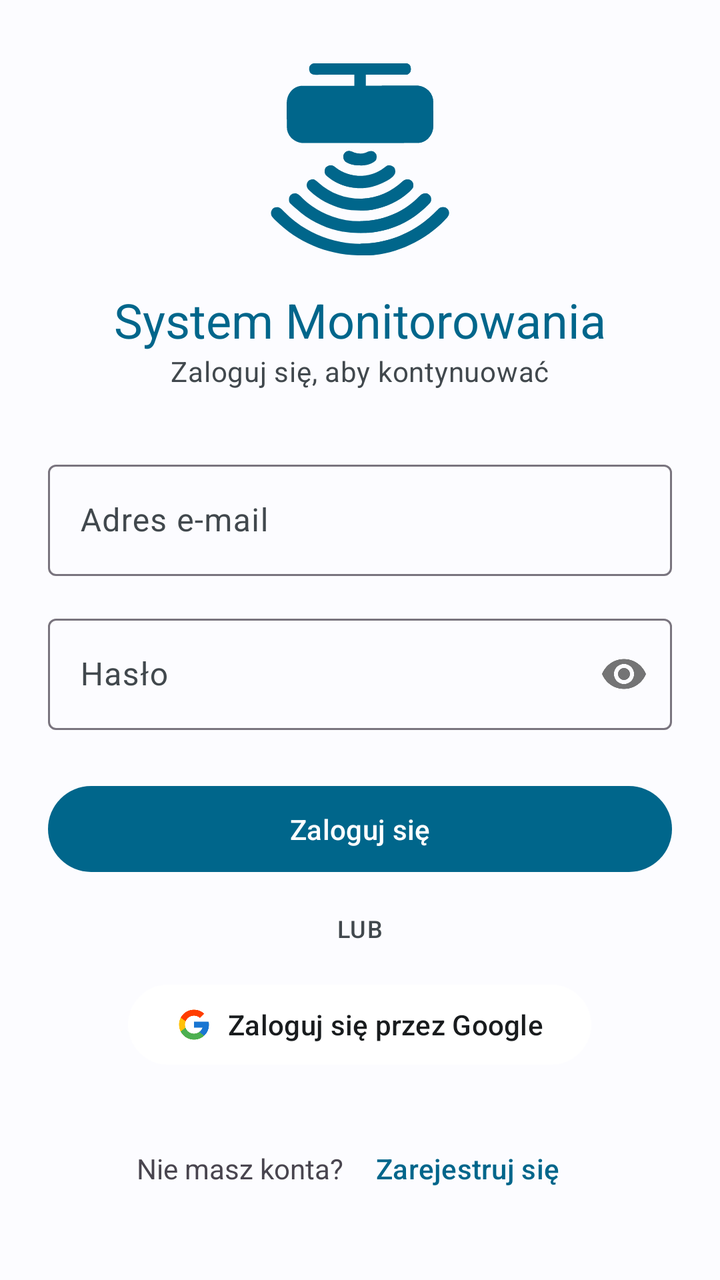
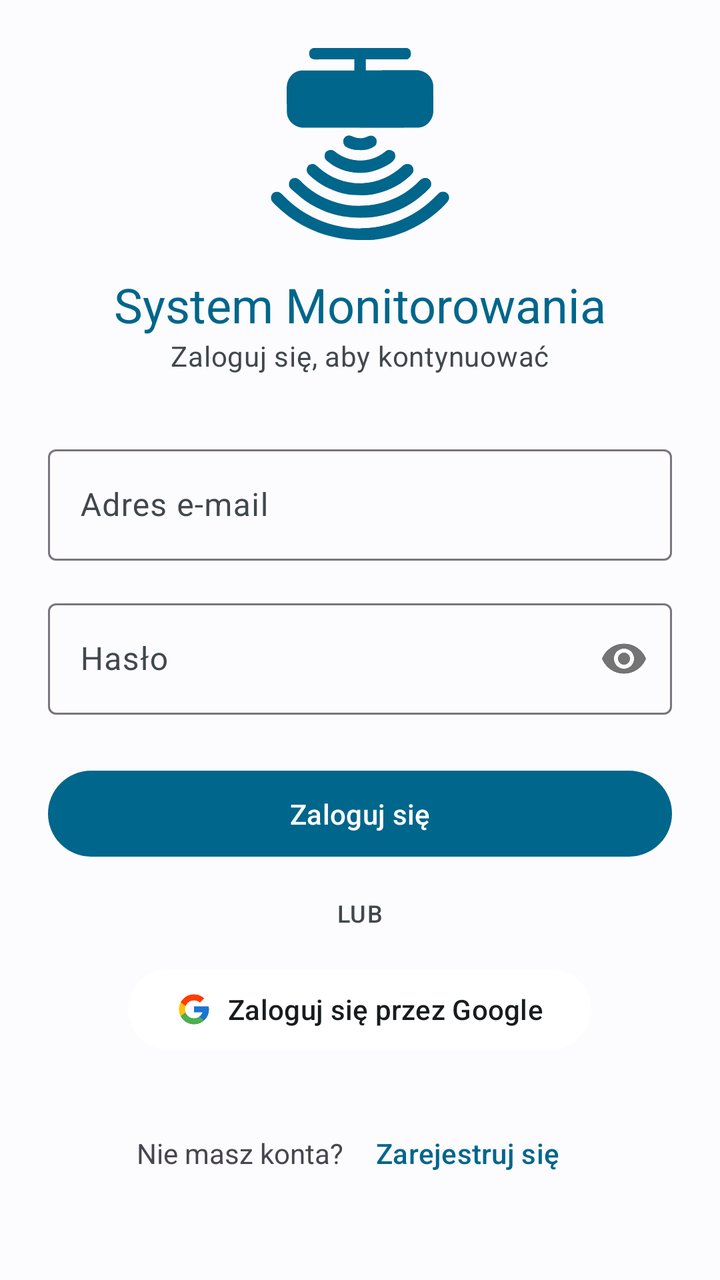

Screens rendered from an Android XML layout before and after an edit, with the pre-edit source and the edit as a unified diff.
<!-- AndroidManifest.xml: application theme Theme.Bazunia -->
<!-- res/layout/activity_login.xml -->
<?xml version="1.0" encoding="utf-8"?>
<LinearLayout xmlns:android="http://schemas.android.com/apk/res/android"
    xmlns:app="http://schemas.android.com/apk/res-auto"
    xmlns:tools="http://schemas.android.com/tools"
    android:layout_width="match_parent"
    android:layout_height="match_parent"
    android:gravity="center"
    android:orientation="vertical"
    android:padding="24dp"
    tools:context=".ui.LoginActivity">

    <LinearLayout
        android:id="@+id/logoSection"
        android:layout_width="wrap_content"
        android:layout_height="wrap_content"
        android:gravity="center"
        android:orientation="vertical">
        <ImageView
            android:id="@+id/logoImageView"
            android:layout_width="96dp"
            android:layout_height="96dp"
            android:src="@drawable/ic_sensor"
            app:tint="?attr/colorPrimary"
            android:contentDescription="@string/app_logo_description" />
        <TextView
            android:id="@+id/titleTextView"
            android:layout_width="wrap_content"
            android:layout_height="wrap_content"
            android:layout_marginTop="16dp"
            android:text="@string/monitoring_system_title"
            android:textAppearance="@style/TextAppearance.Material3.HeadlineSmall"
            android:textColor="?attr/colorPrimary" />
        <TextView
            android:id="@+id/subtitleTextView"
            android:layout_width="wrap_content"
            android:layout_height="wrap_content"
            android:layout_marginBottom="32dp"
            android:text="@string/login_to_continue"
            android:textAppearance="@style/TextAppearance.Material3.BodyMedium"
            android:textColor="?attr/colorOnSurfaceVariant" />
    </LinearLayout>

    <LinearLayout
        android:id="@+id/emailLoginSection"
        android:layout_width="match_parent"
        android:layout_height="wrap_content"
        android:orientation="vertical">

        <com.google.android.material.textfield.TextInputLayout
            android:id="@+id/textInputLayoutEmail"
            android:layout_width="match_parent"
            android:layout_height="wrap_content"
            style="@style/Widget.Material3.TextInputLayout.OutlinedBox"
            android:layout_marginBottom="16dp"
            android:hint="@string/login_email_hint">
            <com.google.android.material.textfield.TextInputEditText
                android:id="@+id/editTextEmail"
                android:layout_width="match_parent"
                android:layout_height="wrap_content"
                android:inputType="textEmailAddress" />
        </com.google.android.material.textfield.TextInputLayout>

        <com.google.android.material.textfield.TextInputLayout
            android:id="@+id/textInputLayoutPassword"
            android:layout_width="match_parent"
            android:layout_height="wrap_content"
            style="@style/Widget.Material3.TextInputLayout.OutlinedBox"
            android:layout_marginBottom="24dp"
            app:passwordToggleEnabled="true"
            android:hint="@string/login_password_hint">
            <com.google.android.material.textfield.TextInputEditText
                android:id="@+id/editTextPassword"
                android:layout_width="match_parent"
                android:layout_height="wrap_content"
                android:inputType="textPassword" />
        </com.google.android.material.textfield.TextInputLayout>

        <com.google.android.material.button.MaterialButton
            android:id="@+id/btnLogin"
            android:layout_width="match_parent"
            android:layout_height="wrap_content"
            android:paddingTop="12dp"
            android:paddingBottom="12dp"
            android:text="@string/login_button_text"
            style="@style/Widget.Material3.Button" />

        <TextView
            android:layout_width="wrap_content"
            android:layout_height="wrap_content"
            android:layout_gravity="center"
            android:layout_marginTop="16dp"
            android:layout_marginBottom="16dp"
            android:text="@string/lub"
            android:textAppearance="@style/TextAppearance.Material3.LabelMedium"
            android:textColor="?attr/colorOnSurfaceVariant" />

    </LinearLayout>

    <com.google.android.material.button.MaterialButton
        android:id="@+id/btnGoogleSignIn"
        android:layout_width="wrap_content"
        android:layout_height="wrap_content"
        android:layout_gravity="center"
        android:text="@string/sign_in_with_google"
        android:paddingStart="24dp"
        android:paddingEnd="24dp"
        android:textAllCaps="false"
        android:textColor="?attr/colorOnSurface"
        app:backgroundTint="@color/white"
        app:icon="@drawable/ic_google"
        app:iconGravity="textStart"
        app:iconTint="@null" />

    <LinearLayout
        android:id="@+id/registerLinkSection"
        android:layout_width="wrap_content"
        android:layout_height="wrap_content"
        android:orientation="horizontal"
        android:layout_marginTop="24dp"
        android:gravity="center">
        <TextView
            android:layout_width="wrap_content"
            android:layout_height="wrap_content"
            android:text="@string/login_no_account"
            android:layout_marginEnd="4dp"/>
        <com.google.android.material.button.MaterialButton
            android:id="@+id/btnRegisterLink"
            android:layout_width="wrap_content"
            android:layout_height="wrap_content"
            android:text="@string/login_register_button_text"
            style="@style/Widget.Material3.Button.TextButton" />
    </LinearLayout>


    <LinearLayout
        android:id="@+id/twoFaLoginSection"
        android:layout_width="match_parent"
        android:layout_height="wrap_content"
        android:orientation="vertical"
        android:gravity="center_horizontal"
        android:visibility="gone"
        tools:visibility="visible">
        <TextView
            android:layout_width="wrap_content"
            android:layout_height="wrap_content"
            android:text="@string/login_2fa_title" android:textAppearance="@style/TextAppearance.Material3.TitleMedium"
            android:layout_marginBottom="8dp"/>
        <TextView
            android:layout_width="wrap_content"
            android:layout_height="wrap_content"
            android:text="@string/login_2fa_subtitle" android:gravity="center"
            android:layout_marginBottom="16dp"/>
        <com.google.android.material.textfield.TextInputLayout
            android:id="@+id/textInputLayoutLogin2FA"
            android:layout_width="match_parent"
            android:layout_height="wrap_content"
            style="@style/Widget.Material3.TextInputLayout.OutlinedBox"
            android:layout_marginBottom="8dp"
            android:maxWidth="250dp"
            android:hint="@string/login_2fa_code_hint">
            <com.google.android.material.textfield.TextInputEditText
                android:id="@+id/editTextLogin2FA"
                android:layout_width="match_parent"
                android:layout_height="wrap_content"
                android:inputType="number"
                android:maxLength="6"/>
        </com.google.android.material.textfield.TextInputLayout>
        <com.google.android.material.button.MaterialButton
            android:id="@+id/btnVerifyLogin2FA"
            android:layout_width="wrap_content"
            android:layout_height="wrap_content"
            android:text="@string/login_2fa_verify_button"/>
    </LinearLayout>

    <ProgressBar
        android:id="@+id/loginProgressBar"
        android:layout_width="wrap_content"
        android:layout_height="wrap_content"
        android:layout_marginTop="24dp"
        android:visibility="gone" />

</LinearLayout>
<!-- resources referenced by this layout -->
<resources>
  <color name="white">#FFFFFFFF</color>
  <!-- drawable ic_google (drawable) -->
  <vector xmlns:android="http://schemas.android.com/apk/res/android"
      android:width="48dp"
      android:height="48dp"
      android:viewportWidth="48"
      android:viewportHeight="48">
    <path
        android:pathData="M43.611,20.083H42V20H24v8h11.303c-1.649,4.657 -6.08,8 -11.303,8c-6.627,0 -12,-5.373 -12,-12c0,-6.627 5.373,-12 12,-12c3.059,0 5.842,1.154 7.961,3.039l5.657,-5.657C34.046,6.053 29.268,4 24,4C12.955,4 4,12.955 4,24c0,11.045 8.955,20 20,20c11.045,0 20,-8.955 20,-20C44,22.659 43.862,21.35 43.611,20.083z"
        android:fillColor="#FFC107"/>
    <path
        android:pathData="M6.306,14.691l6.571,4.819C14.655,15.108 18.961,12 24,12c3.059,0 5.842,1.154 7.961,3.039l5.657,-5.657C34.046,6.053 29.268,4 24,4C16.318,4 9.656,8.337 6.306,14.691z"
        android:fillColor="#FF3D00"/>
    <path
        android:pathData="M24,44c5.166,0 9.86,-1.977 13.409,-5.192l-6.19,-5.238C29.211,35.091 26.715,36 24,36c-5.202,0 -9.619,-3.317 -11.283,-7.946l-6.522,5.025C9.505,39.556 16.227,44 24,44z"
        android:fillColor="#4CAF50"/>
    <path
        android:pathData="M43.611,20.083H42V20H24v8h11.303c-0.792,2.237 -2.231,4.166 -4.087,5.571c0.001,-0.001 0.002,-0.001 0.003,-0.002l6.19,5.238C36.971,39.205 44,34 44,24C44,22.659 43.862,21.35 43.611,20.083z"
        android:fillColor="#1976D2"/>
  </vector>
  <!-- drawable ic_sensor: vector/xml drawable (drawable, 14024 chars, omitted) -->
  <string name="app_logo_description">Logo aplikacji</string>
  <string name="login_2fa_code_hint">Kod 2FA</string>
  <string name="login_2fa_subtitle">Otwórz aplikację Authenticator i wpisz kod:</string>
  <string name="login_2fa_title">Wymagane 2FA</string>
  <string name="login_2fa_verify_button">Zatwierdź kod</string>
  <string name="login_button_text">Zaloguj się</string>
  <string name="login_email_hint">Adres e-mail</string>
  <string name="login_no_account">Nie masz konta?</string>
  <string name="login_password_hint">Hasło</string>
  <string name="login_register_button_text">Zarejestruj się</string>
  <string name="login_to_continue">Zaloguj się, aby kontynuować</string>
  <string name="lub">LUB</string>
  <string name="monitoring_system_title">System Monitorowania</string>
  <string name="sign_in_with_google">Zaloguj się przez Google</string>
  <style name="Theme.Bazunia" parent="Base.Theme.Bazunia" />
  <style name="Base.Theme.Bazunia" parent="Theme.Material3.DayNight.NoActionBar">
          <item name="colorPrimary">@color/colorPrimary</item>
          <item name="colorOnPrimary">@color/colorOnPrimary</item>
          <item name="colorPrimaryContainer">@color/colorPrimaryContainer</item>
          <item name="colorOnPrimaryContainer">@color/colorOnPrimaryContainer</item>
          <item name="colorSecondary">@color/colorSecondary</item>
          <item name="colorOnSecondary">@color/colorOnSecondary</item>
          <item name="android:colorBackground">@color/colorBackground</item>
          <item name="colorOnBackground">@color/colorOnBackground</item>
          <item name="colorSurface">@color/colorSurface</item>
          <item name="colorOnSurface">@color/colorOnSurface</item>
          <item name="colorSurfaceVariant">@color/colorSurfaceVariant</item>
          <item name="colorOnSurfaceVariant">@color/colorOnSurfaceVariant</item>
      </style>
  <color name="colorPrimary">#00668B</color>
  <color name="colorOnPrimary">#FFFFFF</color>
  <color name="colorPrimaryContainer">#CDE5FF</color>
  <color name="colorOnPrimaryContainer">#001E2D</color>
  <color name="colorSecondary">#4F616E</color>
  <color name="colorOnSecondary">#FFFFFF</color>
  <color name="colorBackground">#FCFCFF</color>
  <color name="colorOnBackground">#191C1E</color>
  <color name="colorSurface">#FCFCFF</color>
  <color name="colorOnSurface">#191C1E</color>
  <color name="colorSurfaceVariant">#DDE3EA</color>
  <color name="colorOnSurfaceVariant">#41484D</color>
</resources>

<!-- the commit's change to res/layout/activity_login.xml (unified diff, before → after) -->
@@ -131,6 +131,14 @@
             style="@style/Widget.Material3.Button.TextButton" />
     </LinearLayout>
 
+    <com.google.android.material.button.MaterialButton
+        android:id="@+id/btnForgotPassword"
+        android:layout_width="wrap_content"
+        android:layout_height="wrap_content"
+        android:layout_marginTop="8dp"
+        android:text="@string/login_forgot_password"
+        style="@style/Widget.Material3.Button.TextButton" />
+
 
     <LinearLayout
         android:id="@+id/twoFaLoginSection"
<!-- resource entries referenced after the edit -->
@@ -28,6 +28,7 @@
   <string name="login_2fa_verify_button">Zatwierdź kod</string>
   <string name="login_button_text">Zaloguj się</string>
   <string name="login_email_hint">Adres e-mail</string>
+  <string name="login_forgot_password">Zapomniałeś hasła?</string>
   <string name="login_no_account">Nie masz konta?</string>
   <string name="login_password_hint">Hasło</string>
   <string name="login_register_button_text">Zarejestruj się</string>
